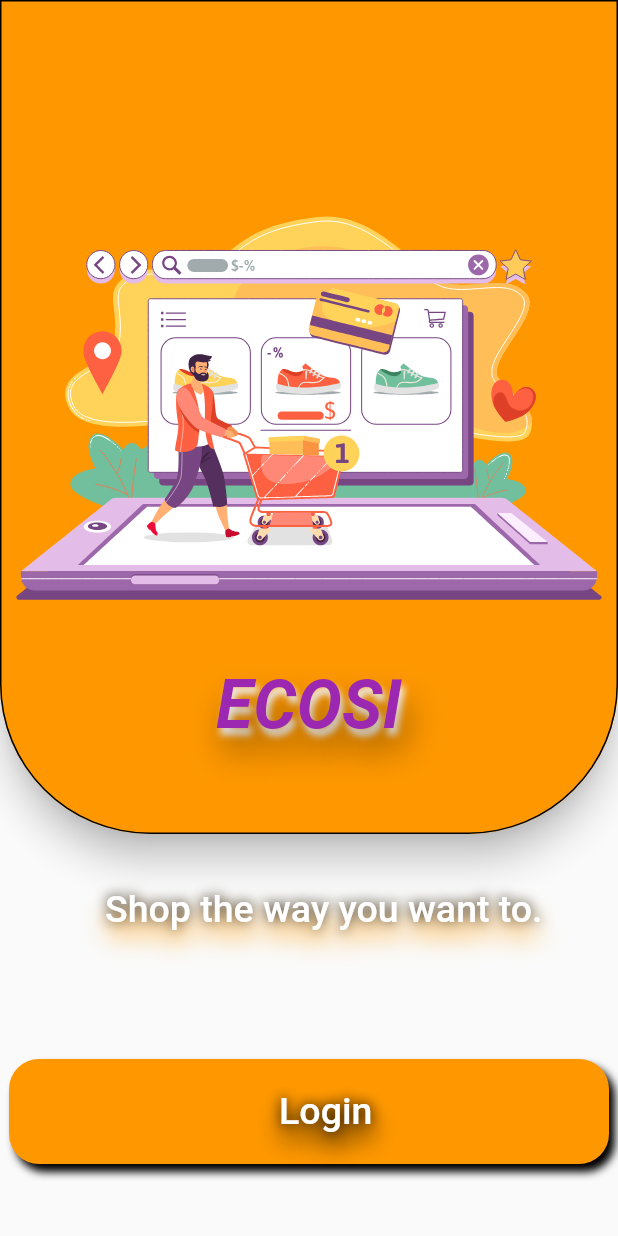
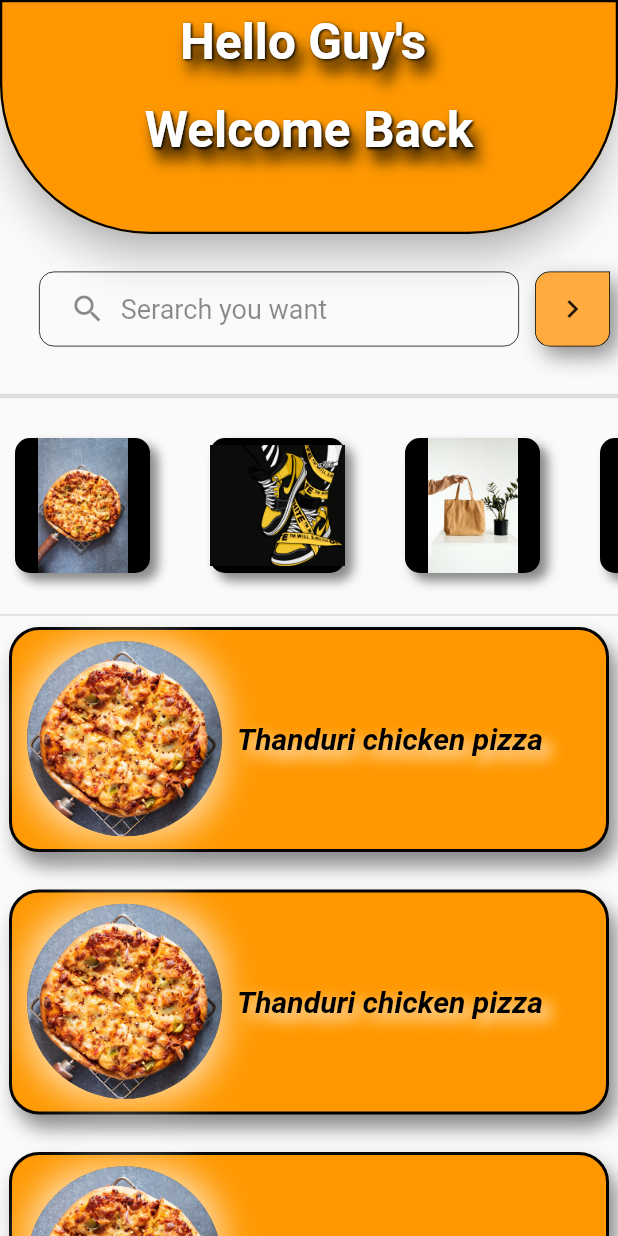
Before and after one commit to Ravindu-Priyankara/ecosi, a Flutter app: the screen it shows after launch, on a phone screen of 412 x 824 dp. Run offline on Flutter 3.47's test engine with Material 2 defaults, Android fonts, the phone set to English and light mode, and no system bars; our stand-ins replace lottie.

Commit message:
dashboard done

```diff
--- /dev/null
+++ b/lib/dashboard.dart
@@ -0,0 +1,521 @@
+
+import 'package:ecosi/splashScreen.dart';
+import 'package:flutter/material.dart';
+
+class homePage extends StatefulWidget {
+  const homePage({Key? key}) : super(key: key);
+
+  @override
+  State<homePage> createState() => _homePageState();
+}
+
+class _homePageState extends State<homePage> {
+  @override
+  Widget build(BuildContext context) {
+    return  Scaffold(
+      //drawer: const splashScreen(),
+      appBar: AppBar(
+        backgroundColor: Colors.orange,
+        elevation: 10,
+        shape: const RoundedRectangleBorder(
+          side: BorderSide(
+            color: Colors.black,
+            width: 1.5,
+          ),
+          borderRadius: BorderRadius.only(
+            bottomLeft: Radius.circular(100),
+            bottomRight: Radius.circular(100),
+          ),
+        ),
+        bottom: PreferredSize(
+          preferredSize: const Size.fromHeight(100),
+          child: Column(
+            children: [
+              Row(
+                children: const [
+                  SizedBox(width: 120,),
+                  Text("Hello Guy's",
+                    style:TextStyle(
+                      color: Colors.white,
+                      fontSize: 33,
+                      fontWeight: FontWeight.w600,
+                      shadows: [
+                        BoxShadow(
+                          color: Colors.black,
+                          offset: Offset(1, 1),
+                          blurRadius: 2,
+                        ),
+                        BoxShadow(
+                          color:Colors.black,
+                          offset: Offset(5, 9),
+                          blurRadius: 12,
+                        ),
+                      ],
+                    ),
+                  ),
+                ],
+              ),
+              const SizedBox(height: 20,),
+              const Text("Welcome Back",
+                style:TextStyle(
+                  color: Colors.white,
+                  fontSize: 33,
+                  fontWeight: FontWeight.w600,
+                  shadows: [
+                    BoxShadow(
+                      color: Colors.black,
+                      offset: Offset(1, 1),
+                      blurRadius: 2,
+                    ),
+                    BoxShadow(
+                      color:Colors.black,
+                      offset: Offset(5, 9),
+                      blurRadius: 12,
+                    ),
+                  ],
+                ),
+              ),
+              const SizedBox(height: 50,),
+            ],
+          ),
+        ),
+      ),
+      body: ListView(
+        children: [
+          Row(
+            mainAxisAlignment: MainAxisAlignment.spaceAround,
+            children: [
+              const SizedBox(width: 10,height: 100,),
+              Container(
+                width: 320,
+                height: 50,
+                decoration: BoxDecoration(
+                  color: Colors.transparent,
+                  border: Border.all(
+                    color: Colors.black,
+                    width: 0.5,
+                  ),
+                  borderRadius: const BorderRadius.only(
+                    bottomLeft: Radius.circular(10),
+                    bottomRight: Radius.circular(10),
+                    topLeft: Radius.circular(10),
+                    topRight: Radius.circular(10),
+                  ),
+                ),
+                child: Row(
+                  children: const [
+                    SizedBox(width: 20,),
+                    Icon(
+                      Icons.search,
+                      color: Colors.black45,
+                    ),
+                    SizedBox(width: 10,),
+                    Text(
+                      "Serarch you want",
+                      style: TextStyle(
+                        fontSize: 18,
+                        color: Colors.black45,
+                      ),
+                    ),
+                  ],
+                ),
+              ),
+              ///make a inkwell
+              Container(
+                width: 50,
+                height: 50,
+                decoration: BoxDecoration(
+                  color: Colors.orangeAccent,
+                  border: Border.all(
+                    color: Colors.black,
+                    width: 0.5
+                  ),
+                  borderRadius: const BorderRadius.only(
+                    bottomLeft: Radius.circular(10),
+                    bottomRight: Radius.circular(10),
+                    topLeft: Radius.circular(10),
+                    ///if you need undo this comment
+                    //topRight: Radius.circular(10),
+                  ),
+                  boxShadow: const [BoxShadow(
+                    color: Colors.black45,
+                    offset: Offset(5, 6),
+                    blurRadius: 12,
+                  )]
+                ),
+                child: const Icon(Icons.navigate_next),
+              ),
+            ],
+          ),
+          const Divider(
+            thickness: 3,
+          ),
+          SingleChildScrollView(
+            scrollDirection: Axis.horizontal,
+            child: Row(
+              children: [
+                const SizedBox(width: 10,height: 130,),
+                InkWell(
+                  child: Container(
+                    width: 90,
+                    height: 90,
+                    decoration:  const BoxDecoration(
+                      color: Colors.black,
+                      borderRadius: BorderRadius.only(
+                        bottomLeft: Radius.circular(10),
+                        bottomRight: Radius.circular(10),
+                        topLeft: Radius.circular(10),
+                        topRight: Radius.circular(10),
+                      ),
+                      boxShadow: [BoxShadow(
+                        color: Colors.black45,
+                        offset: Offset(5, 5),
+                        blurRadius: 5,
+                      )]
+                    ),
+                    child: const Image(
+                      image: AssetImage("assets/pizza.jpg"),
+                      //fit: BoxFit.fill,
+                    ),
+                  ),
+                ),
+                const SizedBox(width: 40,),
+                InkWell(
+                  child: Container(
+                    width: 90,
+                    height: 90,
+                    decoration:  const BoxDecoration(
+                        color: Colors.black,
+                        borderRadius: BorderRadius.only(
+                          bottomLeft: Radius.circular(10),
+                          bottomRight: Radius.circular(10),
+                          topLeft: Radius.circular(10),
+                          topRight: Radius.circular(10),
+                        ),
+                        boxShadow: [BoxShadow(
+                          color: Colors.black45,
+                          offset: Offset(5, 5),
+                          blurRadius: 5,
+                        )]
+                    ),
+                    child: const Image(
+                      image: AssetImage("assets/shoes.png"),
+                      //fit: BoxFit.fill,
+                    ),
+                  ),
+                ),
+                const SizedBox(width: 40,),
+                InkWell(
+                  child: Container(
+                    width: 90,
+                    height: 90,
+                    decoration:  const BoxDecoration(
+                        color: Colors.black,
+                        borderRadius: BorderRadius.only(
+                          bottomLeft: Radius.circular(10),
+                          bottomRight: Radius.circular(10),
+                          topLeft: Radius.circular(10),
+                          topRight: Radius.circular(10),
+                        ),
+                        boxShadow: [BoxShadow(
+                          color: Colors.black45,
+                          offset: Offset(5, 5),
+                          blurRadius: 5,
+                        )]
+                    ),
+                    child: const Image(
+                      image: AssetImage("assets/bag.jpg"),
+                      //fit: BoxFit.fill,
+                    ),
+                  ),
+                ),
+                const SizedBox(width: 40,),
+                InkWell(
+                  child: Container(
+                    width: 90,
+                    height: 90,
+                    decoration:  const BoxDecoration(
+                        color: Colors.black,
+                        borderRadius: BorderRadius.only(
+                          bottomLeft: Radius.circular(10),
+                          bottomRight: Radius.circular(10),
+                          topLeft: Radius.circular(10),
+                          topRight: Radius.circular(10),
+                        ),
+                        boxShadow: [BoxShadow(
+                          color: Colors.black45,
+                          offset: Offset(5, 5),
+                          blurRadius: 5,
+                        )]
+                    ),
+                    child: const Image(
+                      image: AssetImage("assets/pizza.jpg"),
+                      //fit: BoxFit.fill,
+                    ),
+                  ),
+                ),
+                const SizedBox(width: 40,),
+                InkWell(
+                  child: Container(
+                    width: 90,
+                    height: 90,
+                    decoration:  const BoxDecoration(
+                        color: Colors.black,
+                        borderRadius: BorderRadius.only(
+                          bottomLeft: Radius.circular(10),
+                          bottomRight: Radius.circular(10),
+                          topLeft: Radius.circular(10),
+                          topRight: Radius.circular(10),
+                        ),
+                        boxShadow: [BoxShadow(
+                          color: Colors.black45,
+                          offset: Offset(5, 5),
+                          blurRadius: 5,
+                        )]
+                    ),
+                    child: const Image(
+                      image: AssetImage("assets/shoes.png"),
+                      //fit: BoxFit.fill,
+                    ),
+                  ),
+                ),
+                const SizedBox(width: 40,),
+                InkWell(
+                  child: Container(
+                    width: 90,
+                    height: 90,
+                    decoration:  const BoxDecoration(
+                        color: Colors.black,
+                        borderRadius: BorderRadius.only(
+                          bottomLeft: Radius.circular(10),
+                          bottomRight: Radius.circular(10),
+                          topLeft: Radius.circular(10),
+                          topRight: Radius.circular(10),
+                        ),
+                        boxShadow: [BoxShadow(
+                          color: Colors.black45,
+                          offset: Offset(5, 5),
+                          blurRadius: 5,
+                        )]
+                    ),
+                    child: const Image(
+                      image: AssetImage("assets/bag.jpg"),
+                      //fit: BoxFit.fill,
+                    ),
+                  ),
+                ),
+              ],
+            ),
+          ),
+          const Divider(
+            thickness: 1,
+          ),
+          SingleChildScrollView(
+            scrollDirection: Axis.vertical,
+            child: Column(
+              children:  [
+                InkWell(
+                  child: Container(
+                    width: 400,
+                    height: 150,
+                    decoration: BoxDecoration(
+                      color: Colors.orange,
+                      border: Border.all(
+                        color: Colors.black,
+                        width: 2,
+                      ),
+                      borderRadius: const BorderRadius.only(
+                        bottomLeft: Radius.circular(20),
+                        bottomRight: Radius.circular(20),
+                        topLeft: Radius.circular(20),
+                        topRight: Radius.circular(20),
+                      ),
+                      boxShadow: const [BoxShadow(
+                        color: Colors.black45,
+                        offset: Offset(5, 9),
+                        blurRadius: 10,
+                      )],
+                    ),
+                    child: Column(
+                      children: [
+                        Row(
+                          children: [
+                            const SizedBox(width: 10,height: 145,),
+                            Container(
+                              decoration: BoxDecoration(
+                                  borderRadius: BorderRadius.circular(48.0),
+                                  boxShadow: const [BoxShadow(
+                                      color: Colors.white70,
+                                      blurRadius: 20.0
+                                  )]
+                              ),
+                              child: const CircleAvatar(
+                                backgroundColor: Colors.black45,
+                                radius: 65,
+                                foregroundImage: AssetImage("assets/pizza.jpg"),
+                              ),
+                            ),
+                            const SizedBox(width: 10,),
+                            const Text("Thanduri chicken pizza",
+                              style: TextStyle(
+                                fontSize: 20,
+                                fontWeight: FontWeight.w600,
+                                fontStyle: FontStyle.italic,
+                                color: Colors.black,
+                                shadows: [BoxShadow(
+                                  color: Colors.white,
+                                  offset: Offset(5, 5),
+                                  blurRadius: 12,
+                                )],
+                              ),
+                            ),
+                          ],
+                        ),
+                        Row(
+                          children: const [
+                          ],
+                        ),
+                      ],
+                    ),
+                  ),
+                ),
+                const SizedBox(height: 25,),
+                InkWell(
+                  child: Container(
+                    width: 400,
+                    height: 150,
+                    decoration: BoxDecoration(
+                      color: Colors.orange,
+                      border: Border.all(
+                        color: Colors.black,
+                        width: 2,
+                      ),
+                      borderRadius: const BorderRadius.only(
+                        bottomLeft: Radius.circular(20),
+                        bottomRight: Radius.circular(20),
+                        topLeft: Radius.circular(20),
+                        topRight: Radius.circular(20),
+                      ),
+                      boxShadow: const [BoxShadow(
+                        color: Colors.black45,
+                        offset: Offset(5, 9),
+                        blurRadius: 10,
+                      )],
+                    ),
+                    child: Column(
+                      children: [
+                        Row(
+                          children: [
+                            const SizedBox(width: 10,height: 145,),
+                            Container(
+                              decoration: BoxDecoration(
+                                  borderRadius: BorderRadius.circular(48.0),
+                                  boxShadow: const [BoxShadow(
+                                      color: Colors.white70,
+                                      blurRadius: 20.0
+                                  )]
+                              ),
+                              child: const CircleAvatar(
+                                backgroundColor: Colors.black45,
+                                radius: 65,
+                                foregroundImage: AssetImage("assets/pizza.jpg"),
+                              ),
+                            ),
+                            const SizedBox(width: 10,),
+                            const Text("Thanduri chicken pizza",
+                              style: TextStyle(
+                                fontSize: 20,
+                                fontWeight: FontWeight.w600,
+                                fontStyle: FontStyle.italic,
+                                color: Colors.black,
+                                shadows: [BoxShadow(
+                                  color: Colors.white,
+                                  offset: Offset(5, 5),
+                                  blurRadius: 12,
+                                )],
+                              ),
+                            ),
+                          ],
+                        ),
+                        Row(
+                          children: const [
+                          ],
+                        ),
+                      ],
+                    ),
+                  ),
+                ),
+                const SizedBox(height: 25,),
+                InkWell(
+                  child: Container(
+                    width: 400,
+                    height: 150,
+                    decoration: BoxDecoration(
+                      color: Colors.orange,
+                      border: Border.all(
+                        color: Colors.black,
+                        width: 2,
+                      ),
+                      borderRadius: const BorderRadius.only(
+                        bottomLeft: Radius.circular(20),
+                        bottomRight: Radius.circular(20),
+                        topLeft: Radius.circular(20),
+                        topRight: Radius.circular(20),
+                      ),
+                      boxShadow: const [BoxShadow(
+                        color: Colors.black45,
+                        offset: Offset(5, 9),
+                        blurRadius: 10,
+                      )],
+                    ),
+                    child: Column(
+                      children: [
+                        Row(
+                          children: [
+                            const SizedBox(width: 10,height: 145,),
+                            Container(
+                              decoration: BoxDecoration(
+                                  borderRadius: BorderRadius.circular(48.0),
+                                  boxShadow: const [BoxShadow(
+                                      color: Colors.white70,
+                                      blurRadius: 20.0
+                                  )]
+                              ),
+                              child: const CircleAvatar(
+                                backgroundColor: Colors.black45,
+                                radius: 65,
+                                foregroundImage: AssetImage("assets/pizza.jpg"),
+                              ),
+                            ),
+                            const SizedBox(width: 10,),
+                            const Text("Thanduri chicken pizza",
+                              style: TextStyle(
+                                fontSize: 20,
+                                fontWeight: FontWeight.w600,
+                                fontStyle: FontStyle.italic,
+                                color: Colors.black,
+                                shadows: [BoxShadow(
+                                  color: Colors.white,
+                                  offset: Offset(5, 5),
+                                  blurRadius: 12,
+                                )],
+                              ),
+                            ),
+                          ],
+                        ),
+                        Row(
+                          children: const [
+                          ],
+                        ),
+                      ],
+                    ),
+                  ),
+                ),
+              ],
+            ),
+          ),
+        ],
+      ),
+    );
+  }
+}
--- a/lib/splashScreen.dart
+++ b/lib/splashScreen.dart
@@ -1,5 +1,6 @@
 import 'dart:async';
 
+import 'package:ecosi/dashboard.dart';
 import 'package:ecosi/main.dart';
 import 'package:flutter/material.dart';
 import 'package:lottie/lottie.dart';
@@ -17,10 +18,10 @@ class _splashScreenState extends State<splashScreen> {
     // TODO: implement initState
     super.initState();
     ///set time for showing splash screen
-    Timer(const Duration(seconds: 8), () {
-      //Navigator.of(context)
+    Timer(const Duration(seconds: 5), () {
+      Navigator.of(context)
       // TODO: if you need a load another screen change this
-          //.pushReplacement(MaterialPageRoute(builder: (_) => const ecosi()));
+          .pushReplacement(MaterialPageRoute(builder: (_) => const homePage()));
     });
   }
 
--- a/pubspec.yaml
+++ b/pubspec.yaml
@@ -62,6 +62,9 @@ flutter:
   # To add assets to your application, add an assets section, like this:
   assets:
     - assets/
+    - assets/pizza.jpg
+    - assets/shoes.png
+    - assets/bag.jpg
   #   - images/a_dot_burr.jpeg
   #   - images/a_dot_ham.jpeg
 
```
Also changed, not shown: assets/bag.jpg (added), assets/pizza.jpg (added), assets/shoes.png (added).
